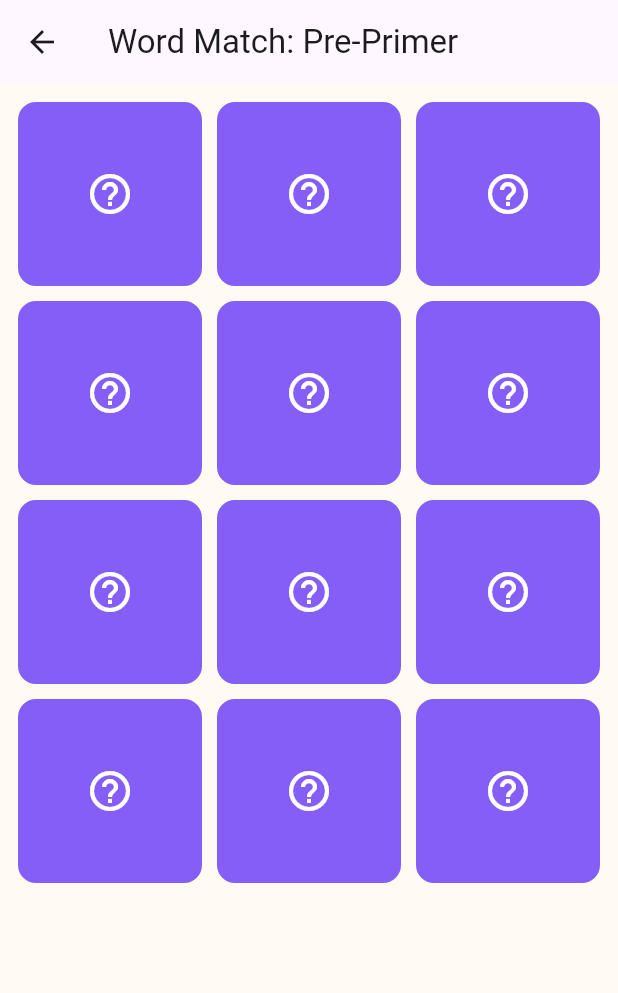
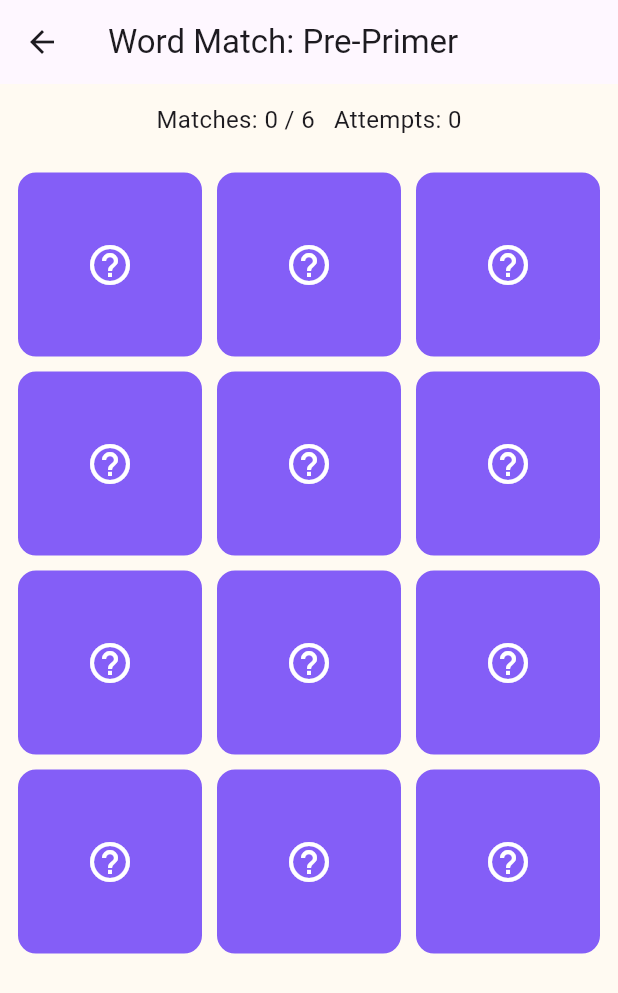
Before and after one commit to mrpatel2/sight_word_match, a Flutter app: the screen it shows after launch, after a tap on "Pre-Primer", on a phone screen of 412 x 824 dp. Shown: the top 993 px of the screen. Run offline on Flutter 3.47's test engine with Material 3 defaults, Android fonts, the phone set to English and light mode, and no system bars; our stand-ins replace shared_preferences.

Commit message:
Sync word_match_screen.dart to latest working state

```diff
--- a/lib/screens/word_match_screen.dart
+++ b/lib/screens/word_match_screen.dart
@@ -1,5 +1,7 @@
 import 'package:flutter/material.dart';
 import '../data/dolch_words.dart';
+import '../models/game_result.dart';
+import '../services/score_storage_service.dart';
 
 class WordMatchScreen extends StatefulWidget {
   final String level;
@@ -20,9 +22,14 @@ class _WordCardData {
 
 class _WordMatchScreenState extends State<WordMatchScreen> {
   late List<_WordCardData> _cards;
+  final List<int> _flippedIndices = [];
+  bool _isChecking = false;
+  int _attempts = 0;
+  int _matches = 0;
+  bool _roundComplete = false;
+  int _finalScore = 0;
 
-  List<int> _flippedIndices = [];
-  bool _isChecking = false;
+  final ScoreStorageService _storageService = ScoreStorageService();
 
   @override
   void initState() {
@@ -41,11 +48,110 @@ class _WordMatchScreenState extends State<WordMatchScreen> {
     return cardWords.map((w) => _WordCardData(word: w)).toList();
   }
 
+  void _checkMatch() {
+    _isChecking = true;
+    _attempts++;
+
+    final firstCard = _cards[_flippedIndices[0]];
+    final secondCard = _cards[_flippedIndices[1]];
+
+    if (firstCard.word == secondCard.word) {
+      setState(() {
+        firstCard.isMatched = true;
+        secondCard.isMatched = true;
+        _matches++;
+        _flippedIndices.clear();
+        _isChecking = false;
+      });
+      _checkRoundComplete();
+    } else {
+      Future.delayed(const Duration(milliseconds: 700), () {
+        if (!mounted) return;
+        setState(() {
+          firstCard.isFaceUp = false;
+          secondCard.isFaceUp = false;
+          _flippedIndices.clear();
+          _isChecking = false;
+        });
+      });
+    }
+  }
+
+  void _checkRoundComplete() {
+    final totalPairs = _cards.length ~/ 2;
+    if (_matches == totalPairs) {
+      final score = ((_matches / _attempts) * 100).round();
+      setState(() {
+        _roundComplete = true;
+        _finalScore = score;
+      });
+      _saveResult(score);
+    }
+  }
+
+  Future<void> _saveResult(int score) async {
+    await _storageService.saveResult(
+      GameResult(
+        gameType: 'Word Match',
+        level: widget.level,
+        score: score,
+        playedAt: DateTime.now(),
+      ),
+    );
+  }
+
+  void _playAgain() {
+    setState(() {
+      _cards = _generateCards();
+      _flippedIndices.clear();
+      _isChecking = false;
+      _attempts = 0;
+      _matches = 0;
+      _roundComplete = false;
+      _finalScore = 0;
+    });
+  }
+
   @override
   Widget build(BuildContext context) {
     return Scaffold(
       appBar: AppBar(title: Text('Word Match: ${widget.level}')),
-      body: Padding(
+      body: Column(
+        children: [
+          Padding(
+            padding: const EdgeInsets.all(12.0),
+            child: Text(
+              'Matches: $_matches / ${_cards.length ~/ 2}   Attempts: $_attempts',
+              style: const TextStyle(fontSize: 16),
+            ),
+          ),
+          if (_roundComplete)
+            Container(
+              margin: const EdgeInsets.symmetric(horizontal: 12),
+              padding: const EdgeInsets.all(12),
+              decoration: BoxDecoration(
+                color: Colors.green[100],
+                borderRadius: BorderRadius.circular(12),
+              ),
+              child: Column(
+                children: [
+                  Text(
+                    'Round complete! Score: $_finalScore',
+                    style: const TextStyle(
+                      fontSize: 18,
+                      fontWeight: FontWeight.bold,
+                    ),
+                  ),
+                  const SizedBox(height: 8),
+                  ElevatedButton(
+                    onPressed: _playAgain,
+                    child: const Text('Play Again'),
+                  ),
+                ],
+              ),
+            ),
+          Expanded(
+            child: Padding(
               padding: const EdgeInsets.all(12.0),
               child: GridView.builder(
                 itemCount: _cards.length,
@@ -67,11 +173,20 @@ class _WordMatchScreenState extends State<WordMatchScreen> {
                         card.isFaceUp = true;
                         _flippedIndices.add(index);
                       });
+
+                      if (_flippedIndices.length == 2) {
+                        _checkMatch();
+                      }
                     },
                     child: Container(
                       decoration: BoxDecoration(
-                  color: card.isFaceUp ? Colors.white : const Color(0xFF845EF7),
-                  border: Border.all(color: const Color(0xFF845EF7), width: 2),
+                        color: card.isFaceUp
+                            ? Colors.white
+                            : const Color(0xFF845EF7),
+                        border: Border.all(
+                          color: const Color(0xFF845EF7),
+                          width: 2,
+                        ),
                         borderRadius: BorderRadius.circular(12),
                       ),
                       alignment: Alignment.center,
@@ -95,6 +210,9 @@ class _WordMatchScreenState extends State<WordMatchScreen> {
                 },
               ),
             ),
+          ),
+        ],
+      ),
     );
   }
 }
```
Lines whose indentation alone changed are shown as unchanged.
